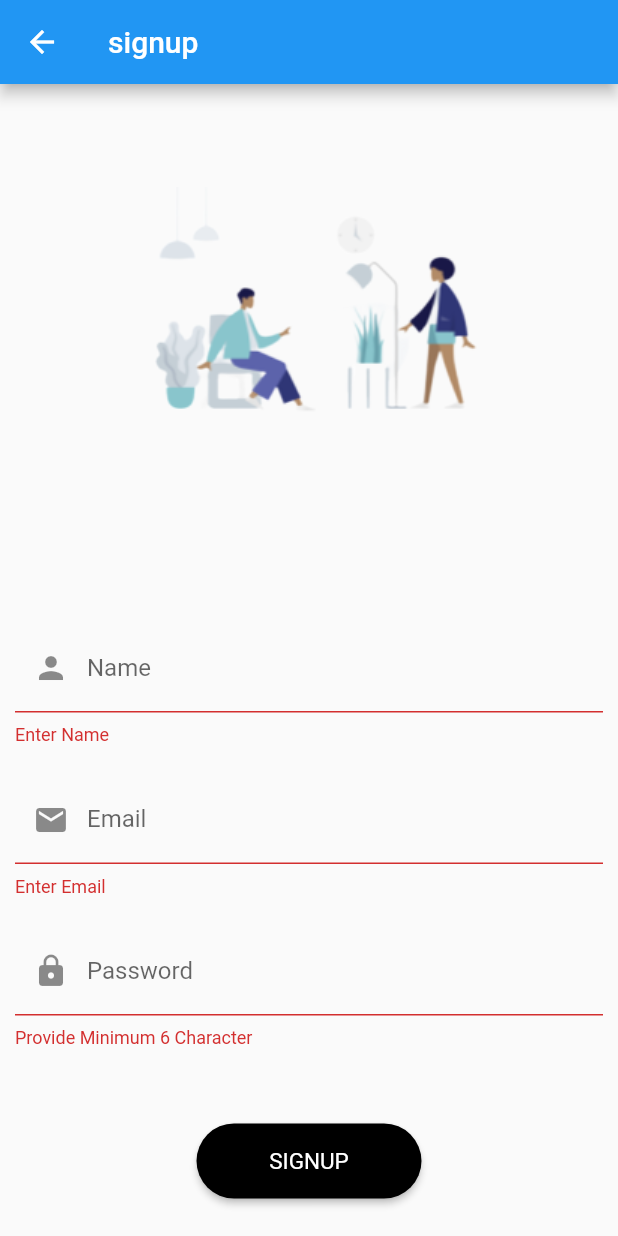
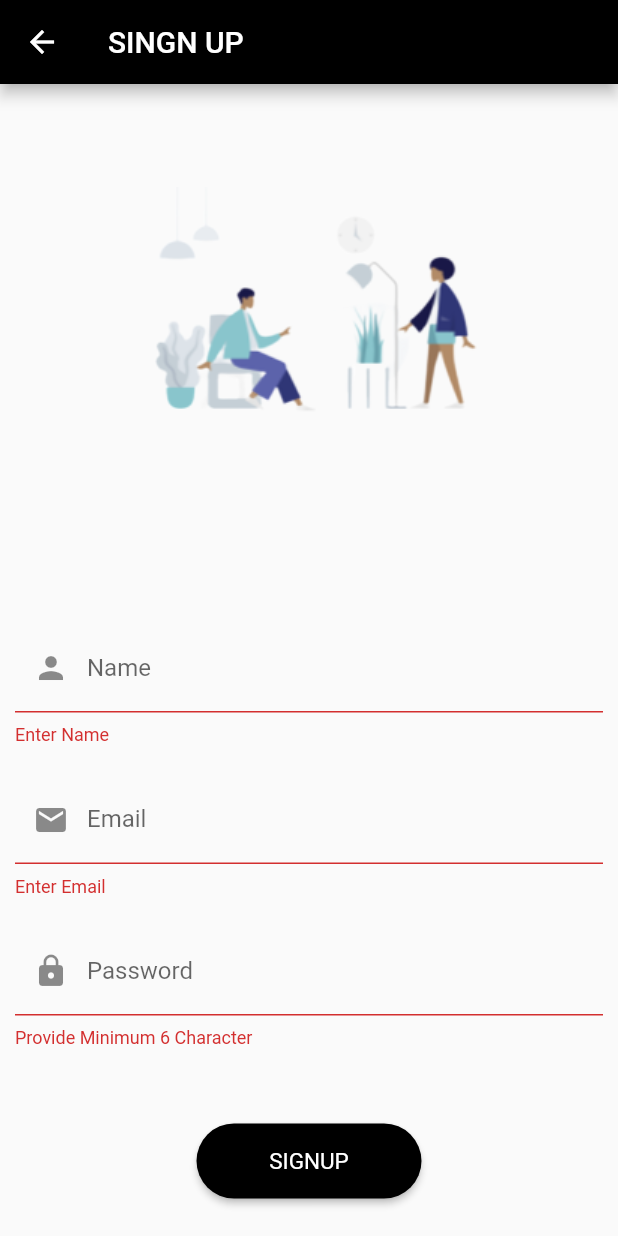
Before and after one commit to Sipal00/dailytasksssss, a Flutter app: the SignUp screen opened directly, after a tap on "SIGNUP", on a phone screen of 412 x 824 dp. Run offline on Flutter 3.47's test engine with Material 2 defaults, Android fonts, the phone set to English and light mode, and no system bars; our stand-ins replace animated_theme_switcher, cloud_firestore, dotted_border, firebase_auth, firebase_core, flutter_signin_button and 5 more; missing offline and left inert: dart:ffi; accounts and stored records are empty.

Commit message:
changes some file

```diff
--- a/lib/LogIn_RegisterScreen/SingUp.dart
+++ b/lib/LogIn_RegisterScreen/SingUp.dart
@@ -54,7 +54,8 @@ class _SignUpState extends State<SignUp> {
   Widget build(BuildContext context) {
     return Scaffold(
         appBar: AppBar(
-          title: Text('signup'),
+          title: Text('SINGN UP'),
+          backgroundColor: Colors.black,
         ),
         body: SingleChildScrollView(
           child: Container(
@@ -120,8 +121,7 @@ class _SignUpState extends State<SignUp> {
                               await _auth.createUserWithEmailAndPassword(
                                   email: email.text, password: pass.text);
                             }
-                            Navigator.pushReplacementNamed(
-                                context, '/Indexindex');
+                            Navigator.pushReplacementNamed(context, '/LogedIn');
                           },
                           child: const Text('SIGNUP'),
                           style: ElevatedButton.styleFrom(
--- a/lib/appView.dart
+++ b/lib/appView.dart
@@ -18,7 +18,7 @@ class _AppViewState extends State<AppView> {
   @override
   Widget build(BuildContext context) {
     return MaterialApp(
-        theme: ThemeData.dark(),
+        theme: ThemeData.light(),
         debugShowCheckedModeBanner: false,
         title: 'Task App',
         initialRoute: '/',
--- a/lib/userPreferences/user_pre.dart
+++ b/lib/userPreferences/user_pre.dart
@@ -13,8 +13,8 @@ class UserPreferences {
     imagePath:
         ' https://cdn.pixabay.com/photo/2015/10/05/22/37/blank-profile-picture-973460_640.png  ',
     name: 'Sipal Salam',
-    email: 'sipalsalam225@gmail.com',
-    about: "",
+    email: 'sipalsalam@gmail.com',
+    about: ";;;;;;;;;;;;;;;;;;;;;",
     isDarkMode: false,
   );
 
```
Also changed, not shown: lib/LogIn_RegisterScreen/Login.dart (+3 -11 lines), lib/screens/home/home.dart (+5 -5 lines), asset/images/14.png (added), pubspec.lock.
